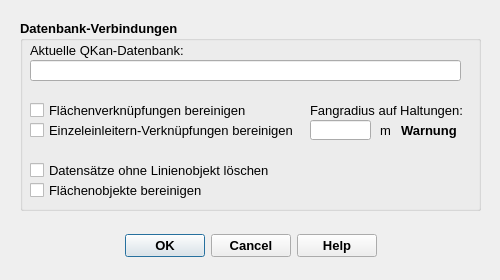
First picture: the form in qkan/linkflaechen/res/application_updatelinks.ui, repository hoettges/QKan, before the edit.
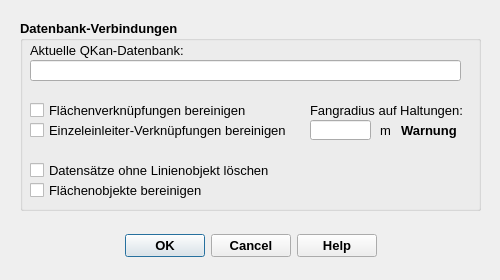
Second picture: the form after the edit.

```diff
--- a/qkan/linkflaechen/res/application_updatelinks.ui
+++ b/qkan/linkflaechen/res/application_updatelinks.ui
@@ -248,7 +248,7 @@
      </font>
     </property>
     <property name="text">
-     <string>Einzeleinleitern-Verknüpfungen bereinigen</string>
+     <string>Einzeleinleiter-Verknüpfungen bereinigen</string>
     </property>
    </widget>
    <widget class="QCheckBox" name="cb_deleteGeomNone">
```
